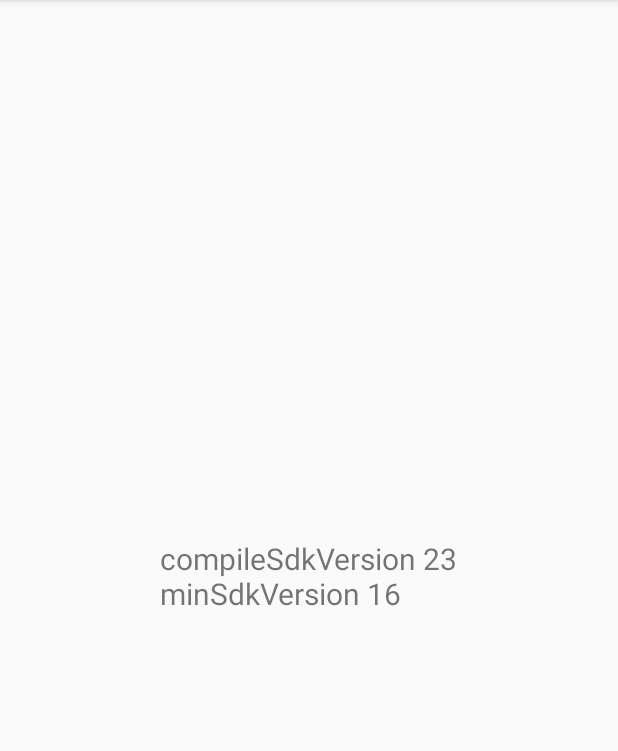
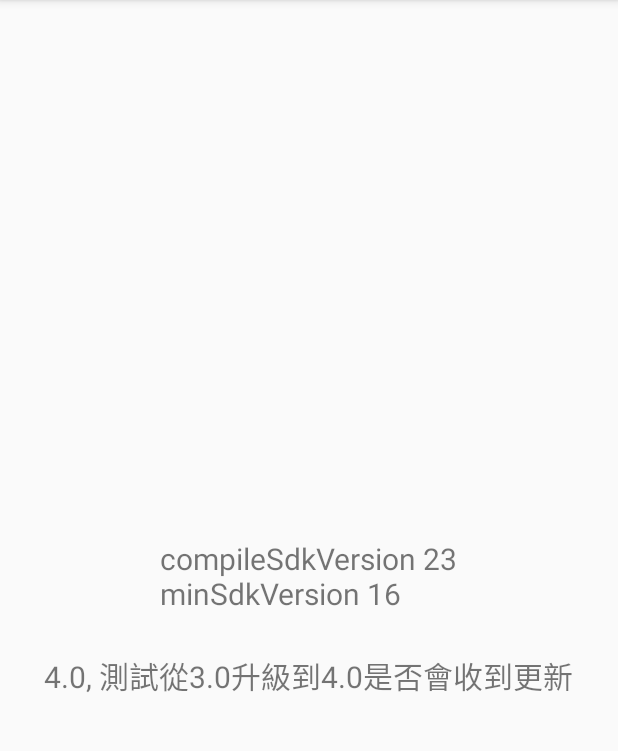
Before and after one commit to chunshenwu/PermissionTestForGP, an Android app: the screen it shows after launch (MainActivity), on a phone screen of 412 x 824 dp, the part 84-835 px from its top. Run offline under Robolectric (Android 15) with nearby library versions, the phone set to English and light mode, and no system bars.

```diff
--- a/app/build.gradle
+++ b/app/build.gradle
@@ -15,8 +15,8 @@ android {
         applicationId 'com.jason_wu.permissiontestforgp'
         minSdkVersion 16
         targetSdkVersion 23
-        versionCode 3
-        versionName "3.0"
+        versionCode 4
+        versionName "4.0"
     }
     buildTypes {
         release {
--- a/app/src/main/AndroidManifest.xml
+++ b/app/src/main/AndroidManifest.xml
@@ -2,7 +2,7 @@
 <manifest package="com.jason_wu.permissiontestforgp"
           xmlns:android="http://schemas.android.com/apk/res/android">
 
-    <!--<uses-permission-sdk-23 android:name="android.permission.USE_FINGERPRINT"/>-->
+    <uses-permission-sdk-23 android:name="android.permission.USE_FINGERPRINT"/>
 
     <application
         android:allowBackup="true"
--- a/app/src/main/res/layout/activity_main.xml
+++ b/app/src/main/res/layout/activity_main.xml
@@ -11,11 +11,22 @@
     tools:context=".MainActivity">
 
     <TextView
+        android:id="@+id/info"
         android:layout_width="wrap_content"
         android:layout_height="wrap_content"
         android:text="compileSdkVersion 23\nminSdkVersion 16"
         android:textSize="20sp"
         android:layout_centerInParent="true"
+        />
 
+    <TextView
+        android:id="@+id/ver"
+        android:layout_below="@id/info"
+        android:layout_width="wrap_content"
+        android:layout_height="wrap_content"
+        android:text="\n4.0, 測試從3.0升級到4.0是否會收到更新"
+        android:textSize="20sp"
+        android:layout_centerInParent="true"
         />
+
 </RelativeLayout>
```
